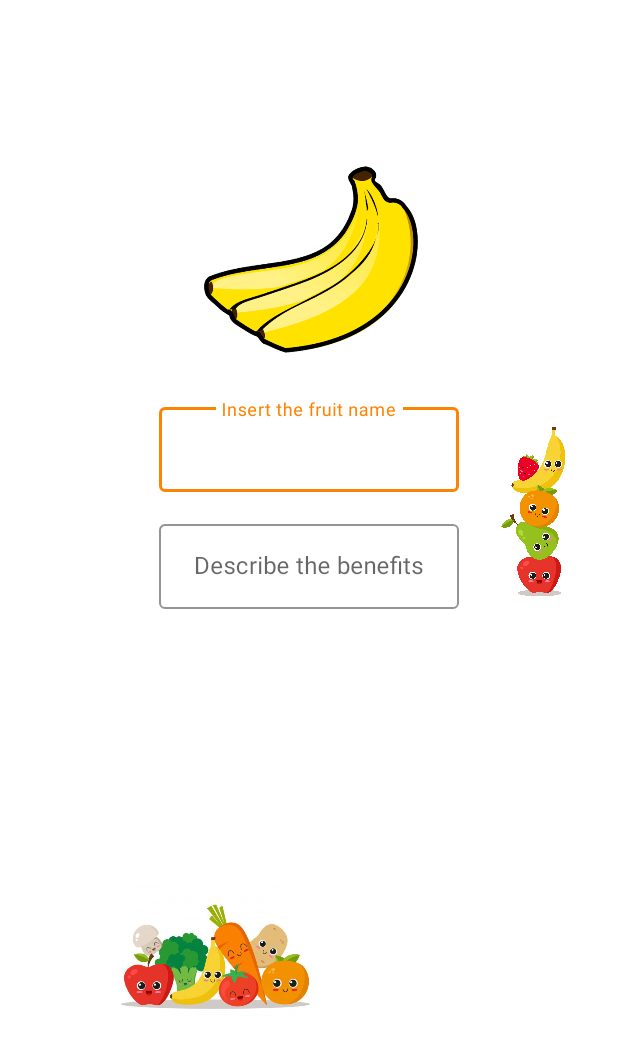
After one commit to Drumering/DevApp20211, an Android app: the AddFruitsActivity screen opened directly, with no data from a screen before it, on a phone screen of 412 x 824 dp. The commit adds this screen. Shown: the top 1048 px of the screen. Run offline under Robolectric (Android 15) with nearby library versions, the light colour scheme and no system bars.

Commit message:
[TASK]Created and setup the add fruits activity also added some images and libs

```diff
--- a/app/build.gradle
+++ b/app/build.gradle
@@ -1,6 +1,7 @@
 plugins {
     id 'com.android.application'
     id 'kotlin-android'
+    id 'kotlin-parcelize'
 }
 
 android {
--- /dev/null
+++ b/app/src/main/java/school/cesar/devapp20211/activities/AddFruitsActivity.kt
@@ -0,0 +1,37 @@
+package school.cesar.devapp20211.activities
+
+import android.content.Intent
+import androidx.appcompat.app.AppCompatActivity
+import android.os.Bundle
+import android.view.LayoutInflater
+import android.view.MotionEvent
+import school.cesar.devapp20211.R
+import school.cesar.devapp20211.databinding.ActivityAddFruitsBinding
+import school.cesar.devapp20211.utils.Utils
+
+class AddFruitsActivity : AppCompatActivity() {
+
+    private lateinit var binding : ActivityAddFruitsBinding
+
+    override fun onCreate(savedInstanceState: Bundle?) {
+        super.onCreate(savedInstanceState)
+        binding = ActivityAddFruitsBinding.inflate(layoutInflater)
+        setContentView(binding.root)
+    }
+
+    override fun onActivityResult(requestCode: Int, resultCode: Int, data: Intent?) {
+        super.onActivityResult(requestCode, resultCode, data)
+    }
+
+    override fun onTouchEvent(event: MotionEvent?): Boolean {
+        hideKeyboardAndClearFocus()
+        return super.onTouchEvent(event)
+    }
+
+    private fun hideKeyboardAndClearFocus() {
+        Utils.hideKeyboard(this, binding.etName)
+        Utils.hideKeyboard(this, binding.etBenefits)
+        binding.etName.clearFocus()
+        binding.etBenefits.clearFocus()
+    }
+}
--- a/app/src/main/java/school/cesar/devapp20211/activities/MainActivity.kt
+++ b/app/src/main/java/school/cesar/devapp20211/activities/MainActivity.kt
@@ -1,7 +1,10 @@
 package school.cesar.devapp20211.activities
 
+import android.content.Intent
 import androidx.appcompat.app.AppCompatActivity
 import android.os.Bundle
+import android.view.View
+import android.widget.Toast
 import androidx.recyclerview.widget.LinearLayoutManager
 import school.cesar.devapp20211.adapters.FruitsRecyclerViewAdapter
 import school.cesar.devapp20211.databinding.ActivityMainBinding
@@ -16,6 +19,10 @@ class MainActivity : AppCompatActivity() {
         Fruit("Orange", "The vitamin C in oranges helps your body in lots of ways: protects your cells from damage, helps your body make collagen and etc.", 2)
     )
 
+    companion object {
+        const val REQUEST_CODE = 1
+    }
+
     private val fruitAdapter = FruitsRecyclerViewAdapter(this, fruits, this::onItemClickListener)
 
     override fun onCreate(savedInstanceState: Bundle?) {
@@ -28,6 +35,11 @@ class MainActivity : AppCompatActivity() {
     }
 
     private fun onItemClickListener(fruit: Fruit) {
+        Toast.makeText(this, fruit.name, Toast.LENGTH_SHORT).show()
+    }
 
+    fun onClickAddFruits(view: View) {
+        val addFruitsActivity = Intent(this, AddFruitsActivity::class.java)
+        startActivityForResult(addFruitsActivity, REQUEST_CODE)
     }
 }
--- a/app/src/main/java/school/cesar/devapp20211/adapters/FruitsRecyclerViewAdapter.kt
+++ b/app/src/main/java/school/cesar/devapp20211/adapters/FruitsRecyclerViewAdapter.kt
@@ -20,10 +20,14 @@ class FruitsRecyclerViewAdapter (private val context: Context, private val fruit
     override fun onCreateViewHolder(parent: ViewGroup, viewType: Int): ViewHolder {
         val view = LayoutInflater.from(parent.context).inflate(R.layout.row_fruit, parent, false)
         val binding = RowFruitBinding.bind(view)
+        val viewHolder = ViewHolder(binding)
 
-        //Implement callback click listener
+        viewHolder.itemView.setOnClickListener {
+            val fruit = fruits[viewHolder.adapterPosition]
+            callback(fruit)
+        }
 
-        return ViewHolder(binding)
+        return viewHolder
     }
 
     override fun onBindViewHolder(holder: ViewHolder, position: Int) {
--- a/app/src/main/java/school/cesar/devapp20211/models/Fruit.kt
+++ b/app/src/main/java/school/cesar/devapp20211/models/Fruit.kt
@@ -1,3 +1,7 @@
 package school.cesar.devapp20211.models
 
-data class Fruit(val name: String, val description: String, val image: Int)
+import android.os.Parcelable
+import kotlinx.parcelize.Parcelize
+
+@Parcelize
+data class Fruit(val name: String, val description: String, val image: Int) : Parcelable
--- /dev/null
+++ b/app/src/main/java/school/cesar/devapp20211/utils/Utils.kt
@@ -0,0 +1,20 @@
+package school.cesar.devapp20211.utils
+
+import android.content.Context
+import android.view.View
+import android.view.inputmethod.InputMethodManager
+import android.widget.EditText
+
+class Utils {
+    companion object {
+        fun showKeyboard (context: Context) {
+            val imm = context.getSystemService(Context.INPUT_METHOD_SERVICE) as InputMethodManager
+            imm.toggleSoftInput(InputMethodManager.SHOW_FORCED, 0)
+        }
+
+        fun hideKeyboard (context: Context, editText: EditText) {
+            val imm = context.getSystemService(Context.INPUT_METHOD_SERVICE) as InputMethodManager
+            imm.hideSoftInputFromWindow(editText.windowToken, 0)
+        }
+    }
+}
--- /dev/null
+++ b/app/src/main/res/layout/activity_add_fruits.xml
@@ -0,0 +1,101 @@
+<?xml version="1.0" encoding="utf-8"?>
+<androidx.constraintlayout.widget.ConstraintLayout xmlns:android="http://schemas.android.com/apk/res/android"
+    xmlns:app="http://schemas.android.com/apk/res-auto"
+    xmlns:tools="http://schemas.android.com/tools"
+    android:layout_width="match_parent"
+    android:layout_height="match_parent"
+    android:theme="@style/Theme.MaterialComponents.DayNight"
+    tools:context=".activities.AddFruitsActivity">
+
+
+    <androidx.cardview.widget.CardView
+        android:id="@+id/card_view"
+        android:layout_marginTop="100dp"
+        app:cardCornerRadius="20dp"
+        android:elevation="10dp"
+        android:layout_width="wrap_content"
+        android:layout_height="wrap_content"
+        app:layout_constraintEnd_toEndOf="parent"
+        app:layout_constraintStart_toStartOf="parent"
+        app:layout_constraintTop_toTopOf="parent">
+
+        <ImageView
+            android:id="@+id/imgv_add_fruit_image"
+            android:layout_width="150dp"
+            android:layout_height="150dp"
+            android:contentDescription="@string/description_content_fruit_image"
+            android:src="@drawable/image_placeholder" />
+    </androidx.cardview.widget.CardView>
+
+    <com.google.android.material.textfield.TextInputLayout
+        app:boxStrokeColor="@color/default_cesar"
+        android:id="@+id/textInputLayout"
+        style="@style/Widget.MaterialComponents.TextInputLayout.OutlinedBox"
+        android:layout_width="wrap_content"
+        android:layout_height="wrap_content"
+        android:layout_marginTop="16dp"
+        android:hint="@string/insert_the_fruit_name"
+        app:hintTextColor="@color/default_cesar"
+        app:layout_constraintEnd_toEndOf="parent"
+        app:layout_constraintStart_toStartOf="parent"
+        app:layout_constraintTop_toBottomOf="@+id/card_view">
+
+        <com.google.android.material.textfield.TextInputEditText
+            android:id="@+id/et_name"
+            android:layout_width="wrap_content"
+            android:layout_height="wrap_content"
+            android:gravity="center"
+            android:maxLines="1"
+            android:textCursorDrawable="@null"
+            android:maxLength="30"
+            android:minWidth="200dp"
+            android:maxWidth="300dp"
+            android:imeOptions="actionDone"/>
+    </com.google.android.material.textfield.TextInputLayout>
+
+    <com.google.android.material.textfield.TextInputLayout
+        app:boxStrokeColor="@color/default_cesar"
+        app:hintTextColor="@color/default_cesar"
+        android:layout_width="wrap_content"
+        android:layout_height="wrap_content"
+        android:layout_marginTop="16dp"
+        style="@style/Widget.MaterialComponents.TextInputLayout.OutlinedBox"
+        app:layout_constraintEnd_toEndOf="parent"
+        app:layout_constraintStart_toStartOf="parent"
+        app:layout_constraintTop_toBottomOf="@+id/textInputLayout">
+
+        <com.google.android.material.textfield.TextInputEditText
+            android:id="@+id/et_benefits"
+            android:minWidth="200dp"
+            android:maxWidth="300dp"
+            android:textCursorDrawable="@null"
+            android:maxLength="148"
+            android:maxLines="5"
+            android:imeOptions="actionDone"
+            android:gravity="center"
+            android:hint="@string/describe_the_benefits"
+            android:layout_width="wrap_content"
+            android:layout_height="wrap_content" />
+    </com.google.android.material.textfield.TextInputLayout>
+
+    <ImageView
+        android:id="@+id/imageView2"
+        android:layout_width="200dp"
+        android:layout_height="100dp"
+        android:layout_marginStart="44dp"
+        android:layout_marginBottom="136dp"
+        app:layout_constraintBottom_toBottomOf="parent"
+        app:layout_constraintStart_toStartOf="parent"
+        app:srcCompat="@drawable/horirontal_fruits_placeholder" />
+
+    <ImageView
+        android:id="@+id/imageView3"
+        android:layout_width="100dp"
+        android:layout_height="200dp"
+        android:layout_marginTop="240dp"
+        android:layout_marginEnd="4dp"
+        app:layout_constraintEnd_toEndOf="parent"
+        app:layout_constraintTop_toTopOf="parent"
+        app:srcCompat="@drawable/vertical_fruits_placeholder" />
+
+</androidx.constraintlayout.widget.ConstraintLayout>
--- a/app/src/main/res/layout/activity_main.xml
+++ b/app/src/main/res/layout/activity_main.xml
@@ -18,6 +18,7 @@
 
     <com.google.android.material.floatingactionbutton.FloatingActionButton
         android:id="@+id/floatingActionButton"
+        android:onClick="onClickAddFruits"
         android:layout_width="wrap_content"
         android:layout_height="wrap_content"
         android:layout_marginEnd="24dp"
--- a/app/src/main/res/layout/row_fruit.xml
+++ b/app/src/main/res/layout/row_fruit.xml
@@ -6,6 +6,7 @@
     android:layout_height="wrap_content">
 
     <androidx.cardview.widget.CardView
+        android:foreground="?android:attr/selectableItemBackground"
         android:elevation="5dp"
         app:cardCornerRadius="20dp"
         android:layout_margin="16dp"
--- a/app/src/main/res/values-night/strings.xml
+++ b/app/src/main/res/values-night/strings.xml
@@ -1,4 +1,5 @@
 <?xml version="1.0" encoding="utf-8"?>
 <resources>
     <string name="search_hint">Search</string>
+    <string name="insert_the_fruit_name">Insert the fruit name</string>
 </resources>
--- a/app/src/main/res/values-night/themes.xml
+++ b/app/src/main/res/values-night/themes.xml
@@ -2,8 +2,8 @@
     <!-- Base application theme. -->
     <style name="Theme.DevApp20211" parent="Theme.MaterialComponents.DayNight.DarkActionBar">
         <!-- Primary brand color. -->
-        <item name="colorPrimary">@color/purple_200</item>
-        <item name="colorPrimaryVariant">@color/purple_700</item>
+        <item name="colorPrimary">@color/default_cesar</item>
+        <item name="colorPrimaryVariant">@color/default_cesar</item>
         <item name="colorOnPrimary">@color/black</item>
         <!-- Secondary brand color. -->
         <item name="colorSecondary">@color/teal_200</item>
--- a/app/src/main/res/values/strings.xml
+++ b/app/src/main/res/values/strings.xml
@@ -3,4 +3,7 @@
     <string name="search_hint">Search</string>
     <string name="placeholder_benefits_description">Description fruit benefits</string>
     <string name="placeholder_fruit_name">Fruit name</string>
+    <string name="insert_the_fruit_name">Insert the fruit name</string>
+    <string name="describe_the_benefits">Describe the benefits</string>
+    <string name="description_content_fruit_image">description_content_fruit_image</string>
 </resources>
--- a/app/src/main/res/values/themes.xml
+++ b/app/src/main/res/values/themes.xml
@@ -2,8 +2,8 @@
     <!-- Base application theme. -->
     <style name="Theme.DevApp20211" parent="Theme.MaterialComponents.DayNight.NoActionBar">
         <!-- Primary brand color. -->
-        <item name="colorPrimary">@color/purple_500</item>
-        <item name="colorPrimaryVariant">@color/purple_700</item>
+        <item name="colorPrimary">@color/default_cesar</item>
+        <item name="colorPrimaryVariant">@color/default_cesar</item>
         <item name="colorOnPrimary">@color/white</item>
         <!-- Secondary brand color. -->
         <item name="colorSecondary">@color/teal_200</item>
@@ -13,4 +13,10 @@
         <item name="android:statusBarColor" tools:targetApi="l">?attr/colorPrimaryVariant</item>
         <!-- Customize your theme here. -->
     </style>
+    <style name="Theme.MaterialComponents.DayNight.NoActionBar.FullScreen" parent="Theme.MaterialComponents.DayNight.NoActionBar">
+        <item name="android:windowNoTitle">true</item>
+        <item name="android:windowActionBar">false</item>
+        <item name="android:windowFullscreen">true</item>
+        <item name="android:windowContentOverlay">@null</item>
+    </style>
 </resources>
```
Also changed, not shown: app/src/main/AndroidManifest.xml (+7 -3 lines), app/src/main/res/drawable/horirontal_fruits_placeholder.jpeg (added), app/src/main/res/drawable/image_placeholder.png (added), app/src/main/res/drawable/vertical_fruits_placeholder.jpeg (added).
